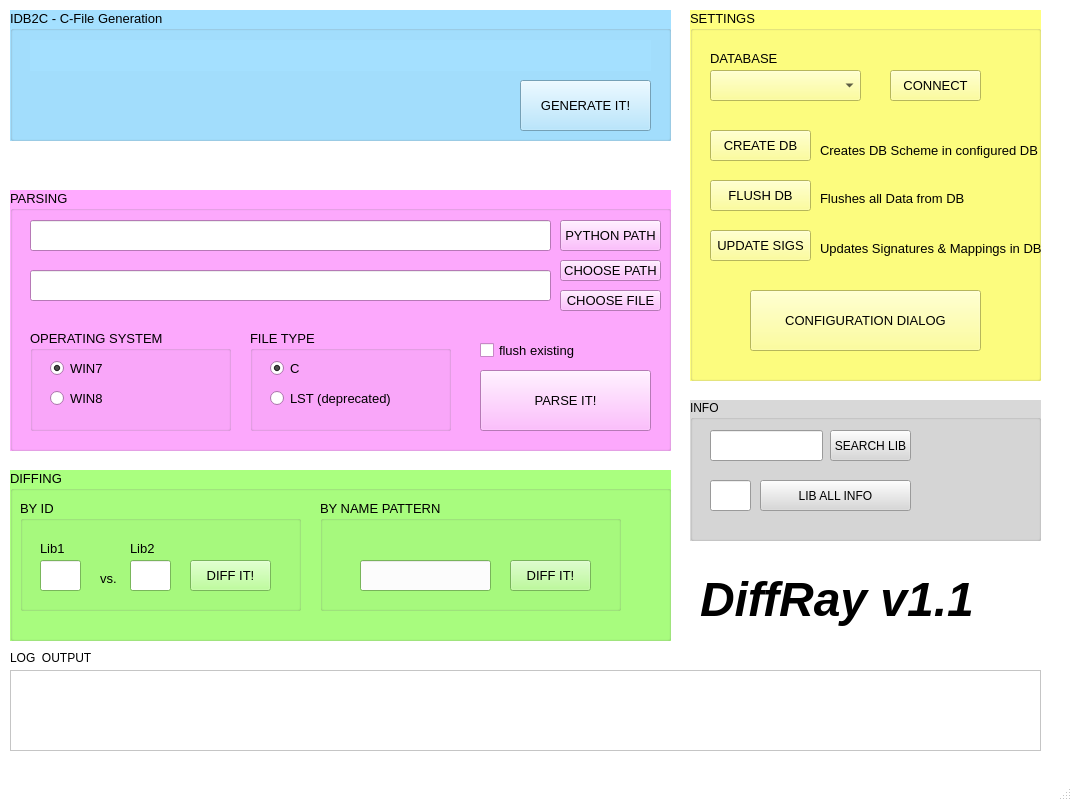
Before: the Qt Designer form de.meins.pocpoc/ui/diffray_main.ui in pinkflawd/DiffRay, drawn with Qt 5.
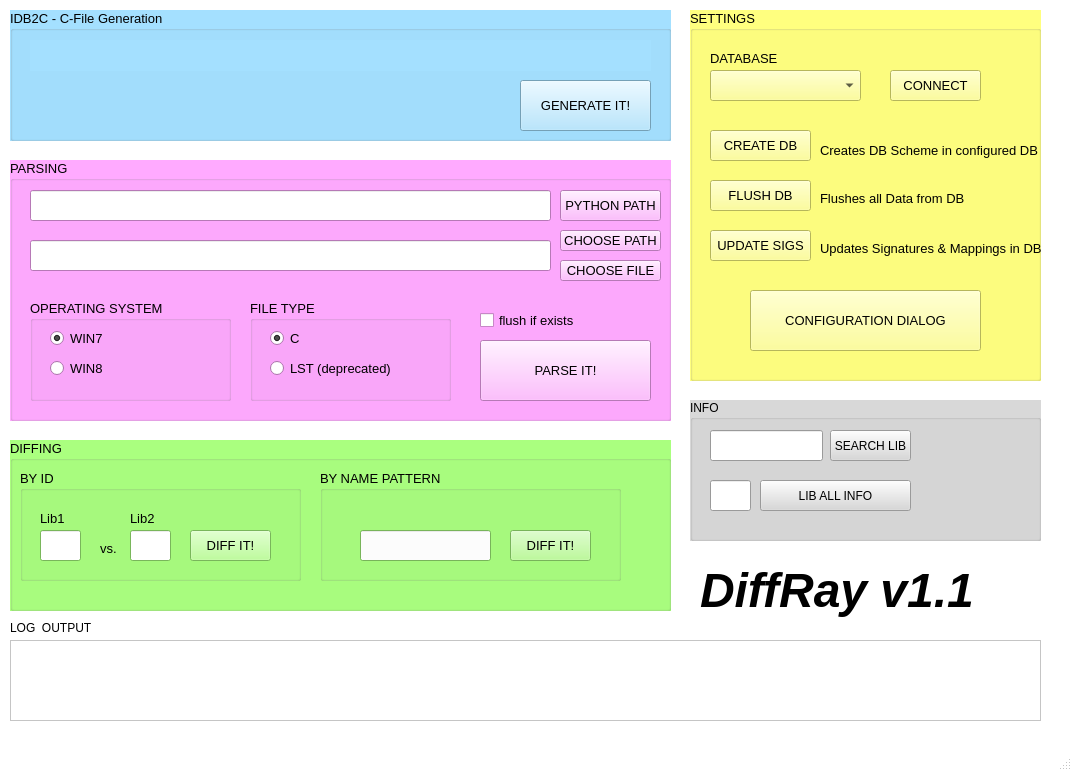
After: the same form once the commit is applied.

Commit message: gui parsing in separate processes

Patch:
```diff
--- a/de.meins.pocpoc/ui/diffray_main.ui
+++ b/de.meins.pocpoc/ui/diffray_main.ui
@@ -7,7 +7,7 @@
     <x>0</x>
     <y>0</y>
     <width>1072</width>
-    <height>801</height>
+    <height>771</height>
    </rect>
   </property>
   <property name="palette">
@@ -949,7 +949,7 @@
     <property name="geometry">
      <rect>
       <x>10</x>
-      <y>190</y>
+      <y>160</y>
       <width>661</width>
       <height>261</height>
      </rect>
@@ -1589,7 +1589,7 @@
       </font>
      </property>
      <property name="text">
-      <string>flush existing</string>
+      <string>flush if exists</string>
      </property>
     </widget>
     <widget class="QPushButton" name="button_parseit">
@@ -1656,7 +1656,7 @@
     <property name="geometry">
      <rect>
       <x>10</x>
-      <y>470</y>
+      <y>440</y>
       <width>661</width>
       <height>171</height>
      </rect>
@@ -3317,7 +3317,7 @@
     <property name="geometry">
      <rect>
       <x>10</x>
-      <y>670</y>
+      <y>640</y>
       <width>1031</width>
       <height>81</height>
      </rect>
@@ -3327,7 +3327,7 @@
     <property name="geometry">
      <rect>
       <x>10</x>
-      <y>650</y>
+      <y>620</y>
       <width>121</width>
       <height>16</height>
      </rect>
@@ -3340,7 +3340,7 @@
     <property name="geometry">
      <rect>
       <x>700</x>
-      <y>569</y>
+      <y>560</y>
       <width>341</width>
       <height>61</height>
      </rect>
```
Left out of the diff: 12 changed lines with no effect on the pictures. The commit also changes 1 other file.
